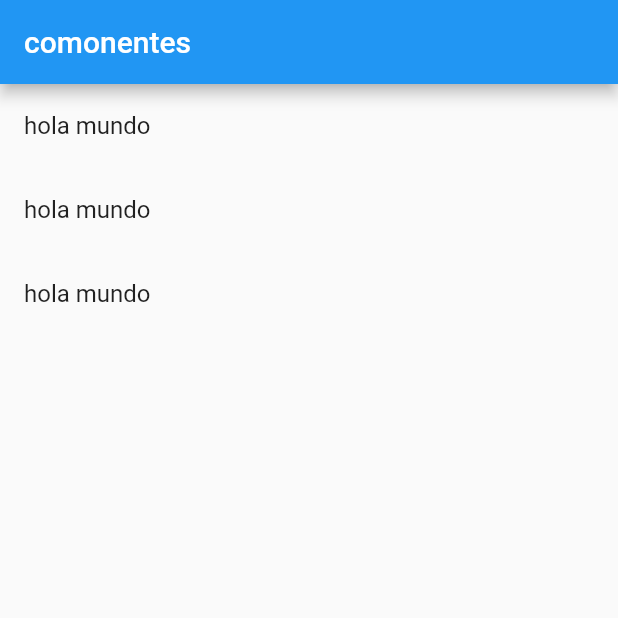
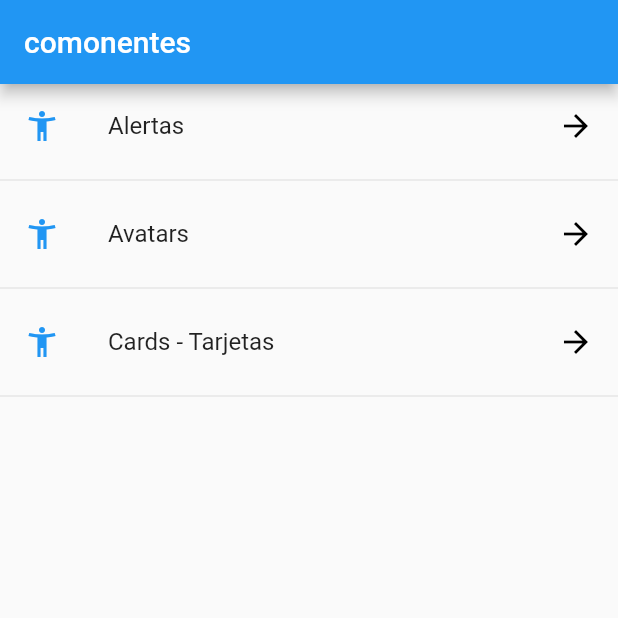
Before and after one commit to juannicolasvargas/components_flutter, a Flutter app: the screen it shows after launch, on a phone screen of 412 x 824 dp, the top half of it. Run offline on Flutter 3.47's test engine with Material 2 defaults, Android fonts, the phone set to English and light mode, and no system bars.

Commit message:
continue of tutorial

```diff
--- a/lib/main.dart
+++ b/lib/main.dart
@@ -1,6 +1,8 @@
 import 'package:flutter/material.dart';
 
 import 'package:components/src/views/home.dart';
+import 'package:components/src/views/alert_view.dart';
+import 'package:components/src/views/avatar_view.dart';
 // import 'package:components/src/views/home_temp.dart';
 
 void main() => runApp(MyApp());
@@ -11,7 +13,12 @@ class MyApp extends StatelessWidget {
     return MaterialApp(
       debugShowCheckedModeBanner: false,
       title: 'Material App',
-      home: Home()
+      initialRoute: 'home',
+      routes: <String, WidgetBuilder>{
+        'home' : (BuildContext context) => Home(),
+        'alert' : (BuildContext context) => AlertView(),
+        'avatar' : (BuildContext context) => AvatarView()
+      }
     );
   }
 }
--- a/lib/src/views/home.dart
+++ b/lib/src/views/home.dart
@@ -1,4 +1,5 @@
 import 'package:components/src/providers/menu_provider.dart';
+import 'package:components/src/views/alert_view.dart';
 import 'package:flutter/material.dart';
 
 class Home extends StatelessWidget {
@@ -11,15 +12,31 @@ class Home extends StatelessWidget {
   }
 
   Widget _crearLista() {
-    print(menuProvider.opciones);
-    return ListView( children:_crearItems());
+
+    return FutureBuilder(
+      future:  menuProvider.cargarData(),
+      initialData: [],
+      builder: ( context, AsyncSnapshot<List<dynamic>> snapshot) {
+        return ListView( children:_crearItems(snapshot.data, context));
+      },
+    );
   }
 
-  List <Widget> _crearItems() {
-    return [
-      ListTile(title: Text('hola mundo')),
-      ListTile(title: Text('hola mundo')),
-      ListTile(title: Text('hola mundo'))
-    ];
+  List<Widget> _crearItems(List<dynamic> data, BuildContext context) {
+    return data.map( (dynamic item) {
+      return Column(
+        children: <Widget>[
+          ListTile(
+            title: Text(item['texto']),
+            leading: Icon(Icons.accessibility_new, color: Colors.blue),
+            trailing: Icon(Icons.arrow_forward, color: Colors.black),
+            onTap: () {
+              Navigator.pushNamed(context, item['ruta']);
+            }
+            ),
+            Divider()
+        ]
+      );
+    }).toList();
   }
 }
```
Also changed, not shown: lib/src/providers/menu_provider.dart (+8 -6 lines), lib/src/views/alert_view.dart (added, +11 -0 lines), lib/src/views/avatar_view.dart (added, +10 -0 lines).
